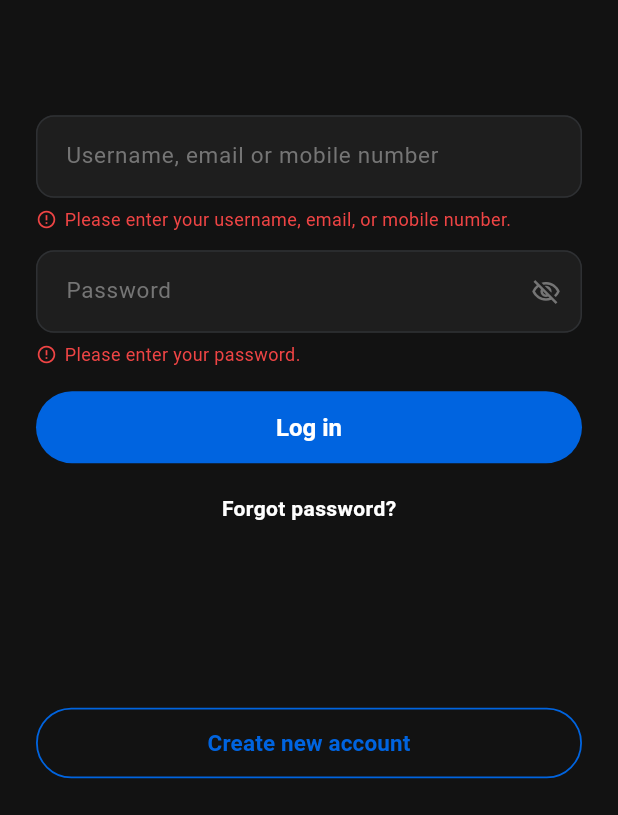
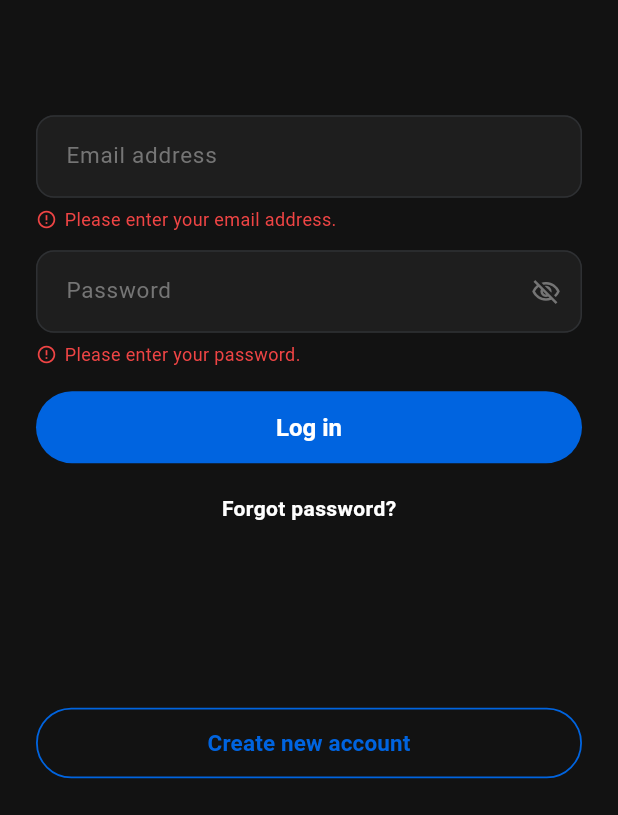
Before and after one commit to YoungCarti/myMove, a Flutter app: the EmailLoginScreen screen opened directly, after a tap on "Log in", on a phone screen of 412 x 824 dp, the part 421-1236 px from its top. Run offline on Flutter 3.47's test engine with Material 3 defaults, Android fonts, the phone set to English and light mode, and no system bars; our stand-ins replace cloud_firestore, firebase_auth, firebase_core; accounts and stored records are empty; network calls fail.

Commit message:
fixed: input validation login screen

```diff
--- a/lib/screens/auth/email_login_screen.dart
+++ b/lib/screens/auth/email_login_screen.dart
@@ -38,15 +38,9 @@ class _EmailLoginScreenState extends State<EmailLoginScreen> {
     String? passwordErr;
 
     if (email.isEmpty) {
-      emailErr = 'Please enter your username, email, or mobile number.';
-    } else {
-      final isEmail = RegExp(r'^[^@]+@[^@]+\.[^@]+').hasMatch(email);
-      final isUsername = RegExp(r'^[a-zA-Z0-9._-]{3,}$').hasMatch(email);
-      final isPhone = RegExp(r'^\+?[0-9]{7,15}$').hasMatch(email);
-
-      if (!isEmail && !isUsername && !isPhone) {
-        emailErr = 'Please enter a valid username, email, or mobile number.';
-      }
+      emailErr = 'Please enter your email address.';
+    } else if (!RegExp(r'^[^@]+@[^@]+\.[^@]+').hasMatch(email)) {
+      emailErr = 'That doesn\'t look like a valid email.';
     }
 
     if (password.isEmpty) {
@@ -80,7 +74,7 @@ class _EmailLoginScreenState extends State<EmailLoginScreen> {
       } else {
         if (mounted) {
           setState(() {
-            _generalError = 'Login failed: please check your login credentials and password.';
+            _generalError = 'Login failed: please check your email and password.';
           });
         }
       }
@@ -207,7 +201,7 @@ class _EmailLoginScreenState extends State<EmailLoginScreen> {
                           decoration: InputDecoration(
                             filled: true,
                             fillColor: const Color(0xFF1E1E1E),
-                            hintText: 'Username, email or mobile number',
+                            hintText: 'Email address',
                             hintStyle: const TextStyle(
                               color: Color(0xFF757575),
                               fontSize: 15,
```
